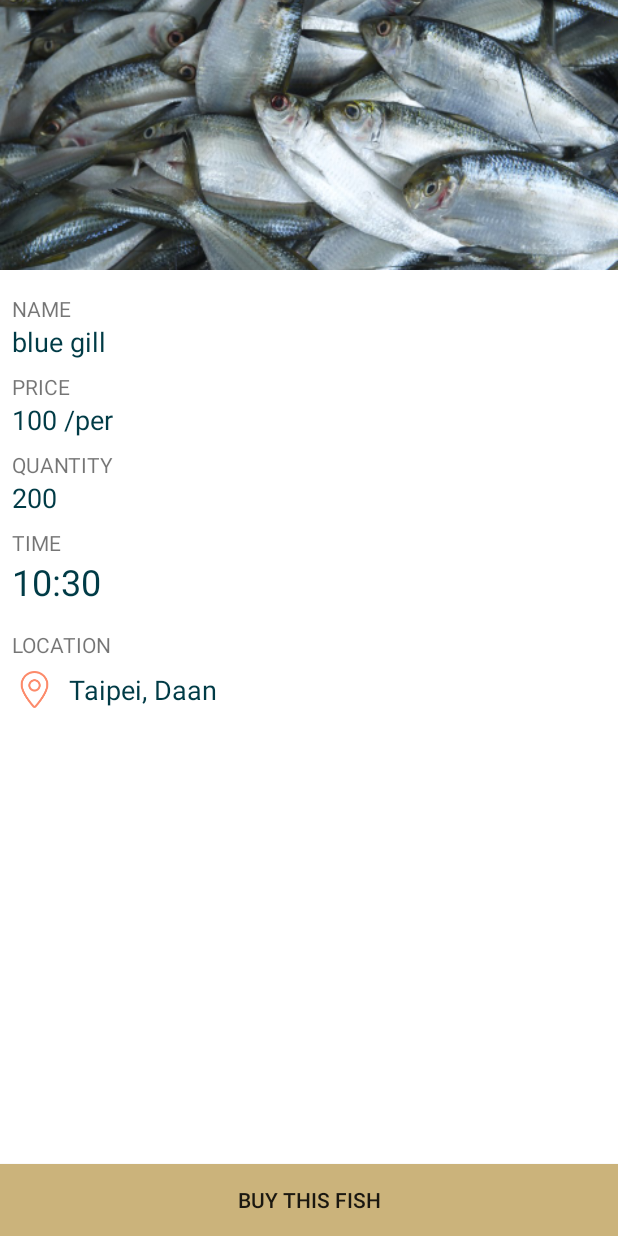
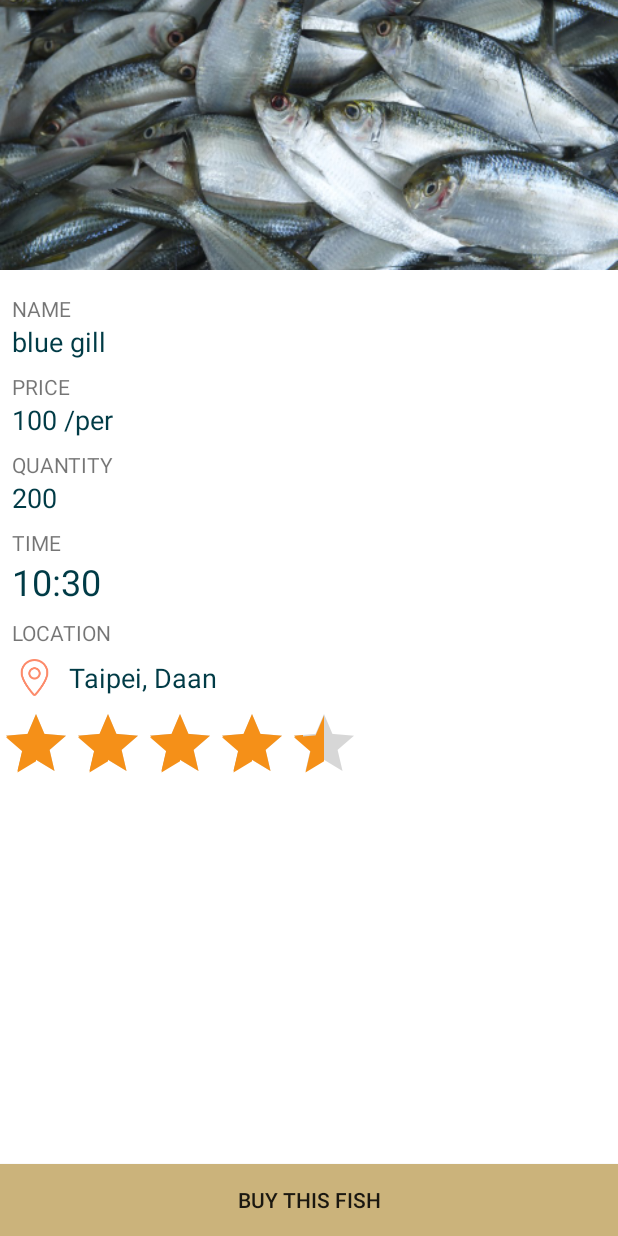
Before and after one commit to 402850431/FishHackathon, an Android app: the layout activity_buy.xml on its own in the app's theme, with its tools: preview values and no code run, on a phone screen of 412 x 824 dp. Run offline under Robolectric (Android 15) with nearby library versions, the phone set to English and light mode, and no system bars.

Commit message:
rating star

```diff
--- a/app/src/main/res/layout/activity_buy.xml
+++ b/app/src/main/res/layout/activity_buy.xml
@@ -89,7 +89,6 @@
                     android:layout_height="wrap_content"
                     android:textSize="24sp"
                     android:textColor="@color/colorPrimaryDark"
-                    android:paddingBottom="8dp"
                     android:text="10:30" />
 
                 <TextView
@@ -121,6 +120,15 @@
                         android:ems="10" />
                 </LinearLayout>
             </LinearLayout>
+            <RatingBar
+                android:id="@+id/rating"
+                android:layout_width="wrap_content"
+                android:layout_height="wrap_content"
+                style="?android:attr/ratingBarStyle"
+                android:numStars="5"
+                android:stepSize="0.1"
+                android:rating="4.2"
+                android:isIndicator="true" />
         </LinearLayout>
     </ScrollView>
 
--- a/app/src/main/res/layout/activity_sell.xml
+++ b/app/src/main/res/layout/activity_sell.xml
@@ -84,12 +84,12 @@
                     android:layout_height="wrap_content"
                     android:textSize="18sp"
                     android:text="200"
-                    android:paddingBottom="8dp"
                     android:textColor="@color/colorPrimaryDark"/>
 
                 <TextView
                     android:layout_width="match_parent"
                     android:layout_height="wrap_content"
+                    android:layout_marginTop="8dp"
                     android:text="TIME" />
 
                 <TextView
@@ -97,7 +97,6 @@
                     android:layout_height="wrap_content"
                     android:textSize="24sp"
                     android:textColor="@color/colorPrimaryDark"
-                    android:paddingBottom="8dp"
                     android:text="10:30" />
 
                 <TextView
```
Also changed, not shown: app/src/main/res/values/strings.xml (+4 -4 lines).
